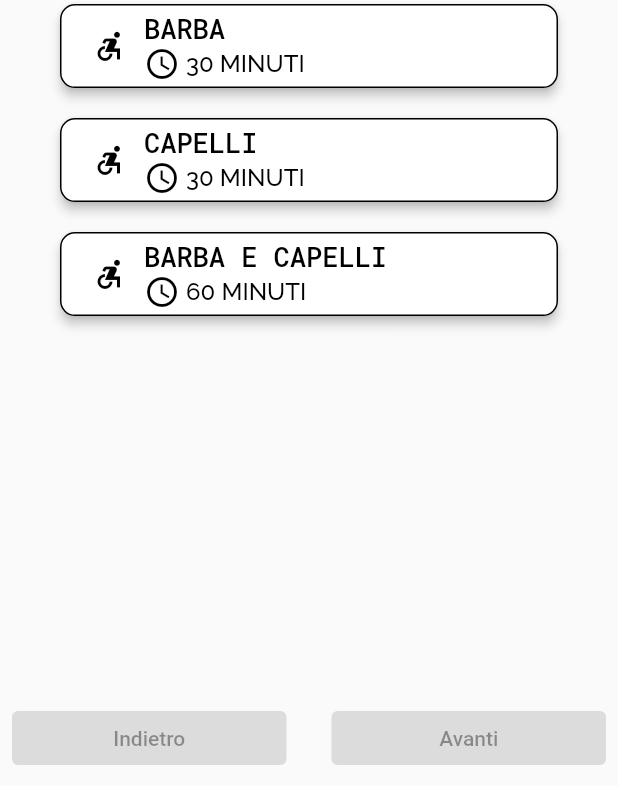
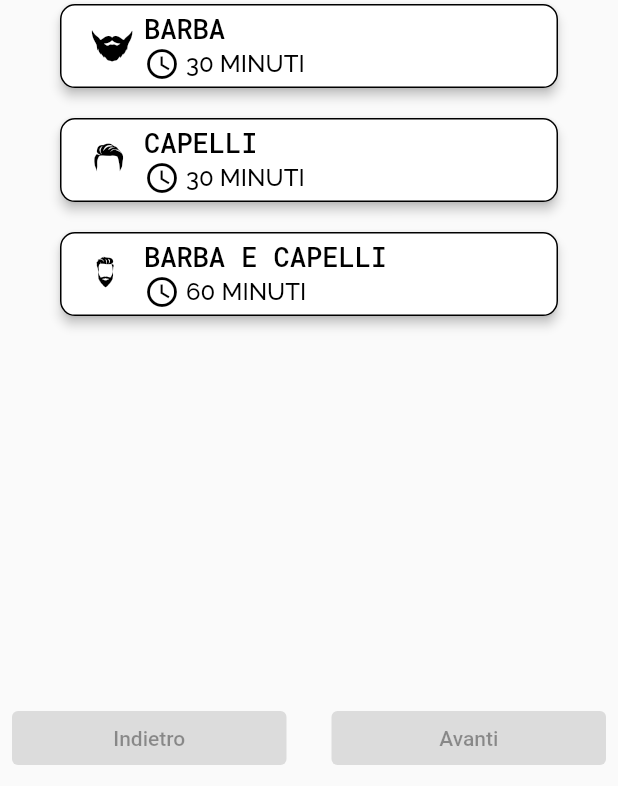
Before and after one commit to Demigod21/barber-lab, a Flutter app: the Booking screen opened by its route, on a phone screen of 412 x 824 dp, the part 450-1236 px from its top. Run offline on Flutter 3.47's test engine with Material 2 defaults, Android fonts, the phone set to English and light mode, and no system bars; our stand-ins replace bottom_navy_bar, cloud_firestore, firebase_auth, firebase_core, flutter_datetime_picker, flutter_local_notifications and 8 more; missing offline and left inert: firebase_auth_ui, ntp; accounts and stored records are empty.

Commit message:
addewd custom icons

```diff
--- a/lib/screens/booking_screen.dart
+++ b/lib/screens/booking_screen.dart
@@ -7,6 +7,7 @@ import 'package:custom_barber_shop/cloud_firestore/user_ref.dart';
 import 'package:custom_barber_shop/model/barber_model.dart';
 import 'package:custom_barber_shop/model/booking_model.dart';
 import 'package:custom_barber_shop/state/state_management.dart';
+import 'package:custom_barber_shop/utils/icons.dart';
 import 'package:custom_barber_shop/utils/utils.dart';
 import 'package:firebase_auth/firebase_auth.dart';
 import 'package:flutter/cupertino.dart';
@@ -136,13 +137,13 @@ class BookingPage extends State<Booking> {
                   mainAxisAlignment: MainAxisAlignment.center,
                   crossAxisAlignment: CrossAxisAlignment.stretch,
                   children: [
-                    customRadio("BARBA", 0, "", "30"),
+                    customRadio("BARBA", 0, "", "30", BarberLabIcons.beard),
                     SizedBox(height: 20),
 
-                    customRadio("CAPELLI", 1, "", "30"),
+                    customRadio("CAPELLI", 1, "", "30", BarberLabIcons.hair),
                     SizedBox(height: 20),
 
-                    customRadio("BARBA E CAPELLI", 2, "", "60"),
+                    customRadio("BARBA E CAPELLI", 2, "", "60", BarberLabIcons.hair_beard),
                   ],
                 )));
   }
@@ -165,7 +166,7 @@ class BookingPage extends State<Booking> {
     });
   }
 
-  customRadio(String txt, int index, String imagePath, String minutes) {
+  customRadio(String txt, int index, String imagePath, String minutes, IconData icon) {
     return OutlinedButton(
         onPressed: () => changeIndexRadio(index, txt),
         style: OutlinedButton.styleFrom(
@@ -188,7 +189,7 @@ class BookingPage extends State<Booking> {
               Padding(
                 padding: const EdgeInsets.fromLTRB(0, 0, 12, 0),
                 child : Column(children: [
-                  Icon(Icons.accessible_forward_sharp,
+                  Icon(icon,
                       color: this.indexRadio == index
                           ? Colors.blueAccent
                           : Colors.black),
@@ -577,15 +578,20 @@ class BookingPage extends State<Booking> {
     output = selectedDate.weekday == DateTime.monday ? false : output;
     output = selectedDate.weekday == DateTime.sunday ? false : output;
 
-    if (selectedDate.day == DateTime.now().weekday) {
-      if(selectedDate.hour < DateTime.now().hour){
-        output = false;
-      }else if (selectedDate.hour == DateTime.now().hour){
-        if(selectedDate.minute <= DateTime.now().minute){
-          output = false;
-        }
-      }
+    final today = DateTime(now.year, now.month, now.day);
+    final aDate = DateTime(selectedDate.year, selectedDate.month, selectedDate.day);
+
+    if(aDate == today){
+
     }
+
+    String timeslot = TIME_SLOT.elementAt(index);
+    String hours = timeslot.substring(0, 2);
+    int hoursInt = int.parse(hours);
+
+    var hoursNow = DateFormat("hh").format(DateTime.now().toLocal()).toString();
+
+
     return output;
   }
 
--- /dev/null
+++ b/lib/utils/icons.dart
@@ -0,0 +1,11 @@
+import 'package:flutter/widgets.dart';
+
+class BarberLabIcons {
+  BarberLabIcons._();
+
+  static const _kFontFam = 'BarberLabIcons';
+
+  static const IconData hair_beard = IconData(0xe800, fontFamily: _kFontFam);
+  static const IconData beard = IconData(0xe801, fontFamily: _kFontFam);
+  static const IconData hair = IconData(0xe802, fontFamily: _kFontFam);
+}
```
Also changed, not shown: lib/screens/staff_history_screen.dart (+24 -2 lines), pubspec.yaml (+5 -11 lines), assets/font/BarberLabIcons.ttf (added).
